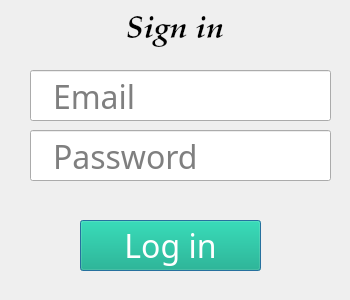
Above: settingsdialog.ui from tickmo/desktop before the change. Below: the same form after it.
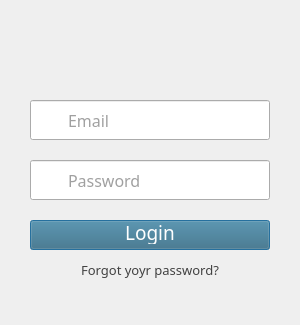
That is the form after the change. Icons and pictures are not drawn.

Commit message: Style login dialog.

What changed in the file:
```diff
--- a/settingsdialog.ui
+++ b/settingsdialog.ui
@@ -9,20 +9,20 @@
    <rect>
     <x>0</x>
     <y>0</y>
-    <width>350</width>
-    <height>300</height>
+    <width>300</width>
+    <height>325</height>
    </rect>
   </property>
   <property name="minimumSize">
    <size>
-    <width>350</width>
-    <height>300</height>
+    <width>300</width>
+    <height>325</height>
    </size>
   </property>
   <property name="maximumSize">
    <size>
-    <width>350</width>
-    <height>320</height>
+    <width>300</width>
+    <height>325</height>
    </size>
   </property>
   <property name="windowTitle">
@@ -32,19 +32,22 @@
    <property name="geometry">
     <rect>
      <x>30</x>
-     <y>70</y>
-     <width>301</width>
-     <height>51</height>
+     <y>100</y>
+     <width>240</width>
+     <height>40</height>
     </rect>
    </property>
    <property name="font">
     <font>
-     <family>Droid Sans Japanese</family>
-     <pointsize>24</pointsize>
+     <family>Droid Sans</family>
+     <pointsize>12</pointsize>
+     <weight>50</weight>
+     <bold>false</bold>
     </font>
    </property>
    <property name="styleSheet">
-    <string notr="true">padding: 5px 20px;</string>
+    <string notr="true">padding: 12px 35px;
+color: rgb(65, 65, 65);</string>
    </property>
    <property name="inputMethodHints">
     <set>Qt::ImhLowercaseOnly</set>
@@ -69,14 +72,41 @@
    <property name="geometry">
     <rect>
      <x>30</x>
-     <y>130</y>
-     <width>301</width>
-     <height>51</height>
+     <y>160</y>
+     <width>240</width>
+     <height>40</height>
     </rect>
    </property>
    <property name="palette">
     <palette>
      <active>
+      <colorrole role="WindowText">
+       <brush brushstyle="SolidPattern">
+        <color alpha="255">
+         <red>65</red>
+         <green>65</green>
+         <blue>65</blue>
+        </color>
+       </brush>
+      </colorrole>
+      <colorrole role="Text">
+       <brush brushstyle="SolidPattern">
+        <color alpha="255">
+         <red>65</red>
+         <green>65</green>
+         <blue>65</blue>
+        </color>
+       </brush>
+      </colorrole>
+      <colorrole role="ButtonText">
+       <brush brushstyle="SolidPattern">
+        <color alpha="255">
+         <red>65</red>
+         <green>65</green>
+         <blue>65</blue>
+        </color>
+       </brush>
+      </colorrole>
       <colorrole role="Highlight">
        <brush brushstyle="SolidPattern">
         <color alpha="255">
@@ -88,6 +118,33 @@
       </colorrole>
      </active>
      <inactive>
+      <colorrole role="WindowText">
+       <brush brushstyle="SolidPattern">
+        <color alpha="255">
+         <red>65</red>
+         <green>65</green>
+         <blue>65</blue>
+        </color>
+       </brush>
+      </colorrole>
+      <colorrole role="Text">
+       <brush brushstyle="SolidPattern">
+        <color alpha="255">
+         <red>65</red>
+         <green>65</green>
+         <blue>65</blue>
+        </color>
+       </brush>
+      </colorrole>
+      <colorrole role="ButtonText">
+       <brush brushstyle="SolidPattern">
+        <color alpha="255">
+         <red>65</red>
+         <green>65</green>
+         <blue>65</blue>
+        </color>
+       </brush>
+      </colorrole>
       <colorrole role="Highlight">
        <brush brushstyle="SolidPattern">
         <color alpha="255">
@@ -99,6 +156,33 @@
       </colorrole>
      </inactive>
      <disabled>
+      <colorrole role="WindowText">
+       <brush brushstyle="SolidPattern">
+        <color alpha="255">
+         <red>65</red>
+         <green>65</green>
+         <blue>65</blue>
+        </color>
+       </brush>
+      </colorrole>
+      <colorrole role="Text">
+       <brush brushstyle="SolidPattern">
+        <color alpha="255">
+         <red>65</red>
+         <green>65</green>
+         <blue>65</blue>
+        </color>
+       </brush>
+      </colorrole>
+      <colorrole role="ButtonText">
+       <brush brushstyle="SolidPattern">
+        <color alpha="255">
+         <red>65</red>
+         <green>65</green>
+         <blue>65</blue>
+        </color>
+       </brush>
+      </colorrole>
       <colorrole role="Highlight">
        <brush brushstyle="SolidPattern">
         <color alpha="255">
@@ -113,12 +197,13 @@
    </property>
    <property name="font">
     <font>
-     <family>Droid Sans Japanese</family>
-     <pointsize>24</pointsize>
+     <family>Droid Sans</family>
+     <pointsize>12</pointsize>
     </font>
    </property>
    <property name="styleSheet">
-    <string notr="true">padding: 5px 20px;</string>
+    <string notr="true">padding: 12px 35px;
+color: rgb(65, 65, 65);</string>
    </property>
    <property name="maxLength">
     <number>32</number>
@@ -133,38 +218,13 @@
     <enum>Qt::VisualMoveStyle</enum>
    </property>
   </widget>
-  <widget class="QLabel" name="label">
-   <property name="geometry">
-    <rect>
-     <x>0</x>
-     <y>10</y>
-     <width>350</width>
-     <height>40</height>
-    </rect>
-   </property>
-   <property name="font">
-    <font>
-     <family>URW Palladio L</family>
-     <pointsize>24</pointsize>
-     <weight>75</weight>
-     <italic>true</italic>
-     <bold>true</bold>
-    </font>
-   </property>
-   <property name="text">
-    <string>Sign in</string>
-   </property>
-   <property name="alignment">
-    <set>Qt::AlignCenter</set>
-   </property>
-  </widget>
   <widget class="QPushButton" name="loginButton">
    <property name="geometry">
     <rect>
-     <x>80</x>
+     <x>30</x>
      <y>220</y>
-     <width>181</width>
-     <height>51</height>
+     <width>240</width>
+     <height>30</height>
     </rect>
    </property>
    <property name="palette">
@@ -173,44 +233,44 @@
       <colorrole role="WindowText">
        <brush brushstyle="SolidPattern">
         <color alpha="255">
-         <red>0</red>
-         <green>0</green>
-         <blue>0</blue>
+         <red>255</red>
+         <green>255</green>
+         <blue>255</blue>
         </color>
        </brush>
       </colorrole>
       <colorrole role="Button">
        <brush brushstyle="SolidPattern">
         <color alpha="255">
-         <red>0</red>
-         <green>170</green>
-         <blue>127</blue>
+         <red>53</red>
+         <green>104</green>
+         <blue>126</blue>
         </color>
        </brush>
       </colorrole>
       <colorrole role="Light">
        <brush brushstyle="SolidPattern">
         <color alpha="255">
-         <red>0</red>
-         <green>255</green>
-         <blue>191</blue>
+         <red>79</red>
+         <green>156</green>
+         <blue>189</blue>
         </color>
        </brush>
       </colorrole>
       <colorrole role="Midlight">
        <brush brushstyle="SolidPattern">
         <color alpha="255">
-         <red>0</red>
-         <green>212</green>
-         <blue>159</blue>
+         <red>66</red>
+         <green>130</green>
+         <blue>157</blue>
         </color>
        </brush>
       </colorrole>
       <colorrole role="Dark">
        <brush brushstyle="SolidPattern">
         <color alpha="255">
-         <red>0</red>
-         <green>85</green>
+         <red>26</red>
+         <green>52</green>
          <blue>63</blue>
         </color>
        </brush>
@@ -218,8 +278,8 @@
       <colorrole role="Mid">
        <brush brushstyle="SolidPattern">
         <color alpha="255">
-         <red>0</red>
-         <green>113</green>
+         <red>35</red>
+         <green>69</green>
          <blue>84</blue>
         </color>
        </brush>
@@ -227,9 +287,9 @@
       <colorrole role="Text">
        <brush brushstyle="SolidPattern">
         <color alpha="255">
-         <red>0</red>
-         <green>0</green>
-         <blue>0</blue>
+         <red>255</red>
+         <green>255</green>
+         <blue>255</blue>
         </color>
        </brush>
       </colorrole>
@@ -254,18 +314,18 @@
       <colorrole role="Base">
        <brush brushstyle="SolidPattern">
         <color alpha="255">
-         <red>255</red>
-         <green>255</green>
-         <blue>255</blue>
+         <red>0</red>
+         <green>0</green>
+         <blue>0</blue>
         </color>
        </brush>
       </colorrole>
       <colorrole role="Window">
        <brush brushstyle="SolidPattern">
         <color alpha="255">
-         <red>0</red>
-         <green>170</green>
-         <blue>127</blue>
+         <red>53</red>
+         <green>104</green>
+         <blue>126</blue>
         </color>
        </brush>
       </colorrole>
@@ -281,9 +341,9 @@
       <colorrole role="AlternateBase">
        <brush brushstyle="SolidPattern">
         <color alpha="255">
-         <red>127</red>
-         <green>212</green>
-         <blue>191</blue>
+         <red>26</red>
+         <green>52</green>
+         <blue>63</blue>
         </color>
        </brush>
       </colorrole>
@@ -310,44 +370,44 @@
       <colorrole role="WindowText">
        <brush brushstyle="SolidPattern">
         <color alpha="255">
-         <red>0</red>
-         <green>0</green>
-         <blue>0</blue>
+         <red>255</red>
+         <green>255</green>
+         <blue>255</blue>
         </color>
        </brush>
       </colorrole>
       <colorrole role="Button">
        <brush brushstyle="SolidPattern">
         <color alpha="255">
-         <red>0</red>
-         <green>170</green>
-         <blue>127</blue>
+         <red>53</red>
+         <green>104</green>
+         <blue>126</blue>
         </color>
        </brush>
       </colorrole>
       <colorrole role="Light">
        <brush brushstyle="SolidPattern">
         <color alpha="255">
-         <red>0</red>
-         <green>255</green>
-         <blue>191</blue>
+         <red>79</red>
+         <green>156</green>
+         <blue>189</blue>
         </color>
        </brush>
       </colorrole>
       <colorrole role="Midlight">
        <brush brushstyle="SolidPattern">
         <color alpha="255">
-         <red>0</red>
-         <green>212</green>
-         <blue>159</blue>
+         <red>66</red>
+         <green>130</green>
+         <blue>157</blue>
         </color>
        </brush>
       </colorrole>
       <colorrole role="Dark">
        <brush brushstyle="SolidPattern">
         <color alpha="255">
-         <red>0</red>
-         <green>85</green>
+         <red>26</red>
+         <green>52</green>
          <blue>63</blue>
         </color>
        </brush>
@@ -355,8 +415,8 @@
       <colorrole role="Mid">
        <brush brushstyle="SolidPattern">
         <color alpha="255">
-         <red>0</red>
-         <green>113</green>
+         <red>35</red>
+         <green>69</green>
          <blue>84</blue>
         </color>
        </brush>
@@ -364,9 +424,9 @@
       <colorrole role="Text">
        <brush brushstyle="SolidPattern">
         <color alpha="255">
-         <red>0</red>
-         <green>0</green>
-         <blue>0</blue>
+         <red>255</red>
+         <green>255</green>
+         <blue>255</blue>
         </color>
        </brush>
       </colorrole>
@@ -391,18 +451,18 @@
       <colorrole role="Base">
        <brush brushstyle="SolidPattern">
         <color alpha="255">
-         <red>255</red>
-         <green>255</green>
-         <blue>255</blue>
+         <red>0</red>
+         <green>0</green>
+         <blue>0</blue>
         </color>
        </brush>
       </colorrole>
       <colorrole role="Window">
        <brush brushstyle="SolidPattern">
         <color alpha="255">
-         <red>0</red>
-         <green>170</green>
-         <blue>127</blue>
+         <red>53</red>
+         <green>104</green>
+         <blue>126</blue>
         </color>
        </brush>
       </colorrole>
@@ -418,9 +478,9 @@
       <colorrole role="AlternateBase">
        <brush brushstyle="SolidPattern">
         <color alpha="255">
-         <red>127</red>
-         <green>212</green>
-         <blue>191</blue>
+         <red>26</red>
+         <green>52</green>
+         <blue>63</blue>
         </color>
        </brush>
       </colorrole>
@@ -447,8 +507,8 @@
       <colorrole role="WindowText">
        <brush brushstyle="SolidPattern">
         <color alpha="255">
-         <red>0</red>
-         <green>85</green>
+         <red>26</red>
+         <green>52</green>
          <blue>63</blue>
         </color>
        </brush>
@@ -456,35 +516,35 @@
       <colorrole role="Button">
        <brush brushstyle="SolidPattern">
         <color alpha="255">
-         <red>0</red>
-         <green>170</green>
-         <blue>127</blue>
+         <red>53</red>
+         <green>104</green>
+         <blue>126</blue>
         </color>
        </brush>
       </colorrole>
       <colorrole role="Light">
        <brush brushstyle="SolidPattern">
         <color alpha="255">
-         <red>0</red>
-         <green>255</green>
-         <blue>191</blue>
+         <red>79</red>
+         <green>156</green>
+         <blue>189</blue>
         </color>
        </brush>
       </colorrole>
       <colorrole role="Midlight">
        <brush brushstyle="SolidPattern">
         <color alpha="255">
-         <red>0</red>
-         <green>212</green>
-         <blue>159</blue>
+         <red>66</red>
+         <green>130</green>
+         <blue>157</blue>
         </color>
        </brush>
       </colorrole>
       <colorrole role="Dark">
        <brush brushstyle="SolidPattern">
         <color alpha="255">
-         <red>0</red>
-         <green>85</green>
+         <red>26</red>
+         <green>52</green>
          <blue>63</blue>
         </color>
        </brush>
@@ -492,8 +552,8 @@
       <colorrole role="Mid">
        <brush brushstyle="SolidPattern">
         <color alpha="255">
-         <red>0</red>
-         <green>113</green>
+         <red>35</red>
+         <green>69</green>
          <blue>84</blue>
         </color>
        </brush>
@@ -501,8 +561,8 @@
       <colorrole role="Text">
        <brush brushstyle="SolidPattern">
         <color alpha="255">
-         <red>0</red>
-         <green>85</green>
+         <red>26</red>
+         <green>52</green>
          <blue>63</blue>
         </color>
        </brush>
@@ -519,8 +579,8 @@
       <colorrole role="ButtonText">
        <brush brushstyle="SolidPattern">
         <color alpha="255">
-         <red>0</red>
-         <green>85</green>
+         <red>26</red>
+         <green>52</green>
          <blue>63</blue>
         </color>
        </brush>
@@ -528,18 +588,18 @@
       <colorrole role="Base">
        <brush brushstyle="SolidPattern">
         <color alpha="255">
-         <red>0</red>
-         <green>170</green>
-         <blue>127</blue>
+         <red>53</red>
+         <green>104</green>
+         <blue>126</blue>
         </color>
        </brush>
       </colorrole>
       <colorrole role="Window">
        <brush brushstyle="SolidPattern">
         <color alpha="255">
-         <red>0</red>
-         <green>170</green>
-         <blue>127</blue>
+         <red>53</red>
+         <green>104</green>
+         <blue>126</blue>
         </color>
        </brush>
       </colorrole>
@@ -555,9 +615,9 @@
       <colorrole role="AlternateBase">
        <brush brushstyle="SolidPattern">
         <color alpha="255">
-         <red>0</red>
-         <green>170</green>
-         <blue>127</blue>
+         <red>53</red>
+         <green>104</green>
+         <blue>126</blue>
         </color>
        </brush>
       </colorrole>
@@ -584,15 +644,103 @@
    </property>
    <property name="font">
     <font>
-     <family>Droid Sans Japanese</family>
-     <pointsize>24</pointsize>
+     <family>Droid Sans</family>
+     <pointsize>14</pointsize>
     </font>
    </property>
    <property name="cursor">
     <cursorShape>PointingHandCursor</cursorShape>
    </property>
+   <property name="styleSheet">
+    <string notr="true">padding: 0 0 5px</string>
+   </property>
    <property name="text">
-    <string>Log in</string>
+    <string>Login</string>
+   </property>
+  </widget>
+  <widget class="QLabel" name="logo">
+   <property name="geometry">
+    <rect>
+     <x>30</x>
+     <y>0</y>
+     <width>240</width>
+     <height>100</height>
+    </rect>
+   </property>
+   <property name="text">
+    <string notr="true"/>
+   </property>
+   <property name="pixmap">
+    <pixmap resource="timer.qrc">:/icon/trytickmo.gif</pixmap>
+   </property>
+   <property name="alignment">
+    <set>Qt::AlignCenter</set>
+   </property>
+  </widget>
+  <widget class="QLabel" name="label">
+   <property name="geometry">
+    <rect>
+     <x>30</x>
+     <y>260</y>
+     <width>240</width>
+     <height>20</height>
+    </rect>
+   </property>
+   <property name="font">
+    <font>
+     <family>Droid Sans</family>
+     <pointsize>10</pointsize>
+    </font>
+   </property>
+   <property name="cursor">
+    <cursorShape>PointingHandCursor</cursorShape>
+   </property>
+   <property name="styleSheet">
+    <string notr="true">color: rgb(65, 65, 65);</string>
+   </property>
+   <property name="text">
+    <string>Forgot yoyr password?</string>
+   </property>
+   <property name="alignment">
+    <set>Qt::AlignCenter</set>
+   </property>
+  </widget>
+  <widget class="QLabel" name="label_2">
+   <property name="geometry">
+    <rect>
+     <x>40</x>
+     <y>110</y>
+     <width>20</width>
+     <height>20</height>
+    </rect>
+   </property>
+   <property name="text">
+    <string notr="true"/>
+   </property>
+   <property name="pixmap">
+    <pixmap resource="timer.qrc">:/icon/mail.png</pixmap>
+   </property>
+   <property name="scaledContents">
+    <bool>true</bool>
+   </property>
+  </widget>
+  <widget class="QLabel" name="label_3">
+   <property name="geometry">
+    <rect>
+     <x>41</x>
+     <y>170</y>
+     <width>18</width>
+     <height>18</height>
+    </rect>
+   </property>
+   <property name="text">
+    <string notr="true"/>
+   </property>
+   <property name="pixmap">
+    <pixmap resource="timer.qrc">:/icon/lock.png</pixmap>
+   </property>
+   <property name="scaledContents">
+    <bool>true</bool>
    </property>
   </widget>
  </widget>
```
Left out of the diff: 4 changed lines with no effect on the pictures. The commit also changes 7 other files.
